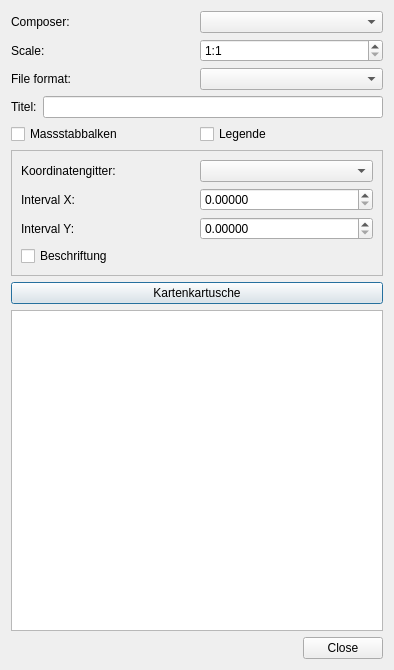
kadas-albireo/kadas-print-plugin, file ui/printdialog.ui: the form before one commit.
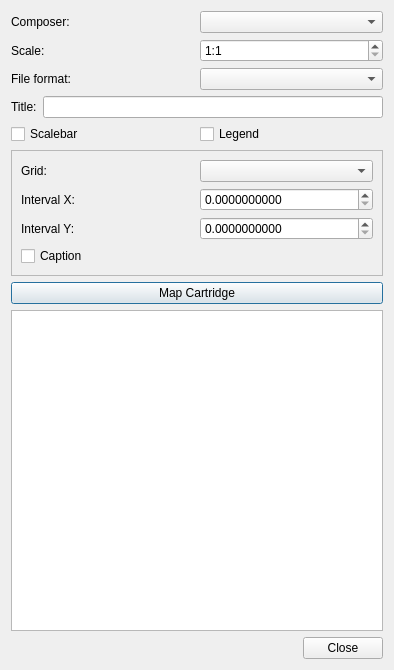
The form after the commit. Icons and pictures are not drawn.

Commit message: English labels/ids and grid fixes

```diff
--- a/ui/printdialog.ui
+++ b/ui/printdialog.ui
@@ -79,7 +79,7 @@
      <item>
       <widget class="QLabel" name="label_14">
        <property name="text">
-        <string>Titel:</string>
+        <string>Title:</string>
        </property>
       </widget>
      </item>
@@ -93,14 +93,14 @@
      <item>
       <widget class="QCheckBox" name="checkBox_massstabbalken">
        <property name="text">
-        <string>Massstabbalken</string>
+        <string>Scalebar</string>
        </property>
       </widget>
      </item>
      <item>
       <widget class="QCheckBox" name="checkBox_legende">
        <property name="text">
-        <string>Legende</string>
+        <string>Legend</string>
        </property>
       </widget>
      </item>
@@ -122,7 +122,7 @@
           <item>
            <widget class="QLabel" name="label_15">
             <property name="text">
-             <string>Koordinatengitter:</string>
+             <string>Grid:</string>
             </property>
            </widget>
           </item>
@@ -143,7 +143,7 @@
           <item>
            <widget class="QDoubleSpinBox" name="spinBox_intervalx">
             <property name="decimals">
-             <number>5</number>
+             <number>10</number>
             </property>
             <property name="maximum">
              <double>9999999.990000000223517</double>
@@ -164,7 +164,7 @@
           <item>
            <widget class="QDoubleSpinBox" name="spinBox_intervaly">
             <property name="decimals">
-             <number>5</number>
+             <number>10</number>
             </property>
             <property name="maximum">
              <double>9999999.990000000223517</double>
@@ -176,7 +176,7 @@
         <item>
          <widget class="QCheckBox" name="checkBox_beschriftung">
           <property name="text">
-           <string>Beschriftung</string>
+           <string>Caption</string>
           </property>
          </widget>
         </item>
@@ -188,7 +188,7 @@
    <item>
     <widget class="QPushButton" name="kastenButton">
      <property name="text">
-      <string>Kartenkartusche</string>
+      <string>Map Cartridge</string>
      </property>
     </widget>
    </item>
```
Left out of the diff: 8 changed lines with no effect on the pictures. The commit also changes 7 other files.
